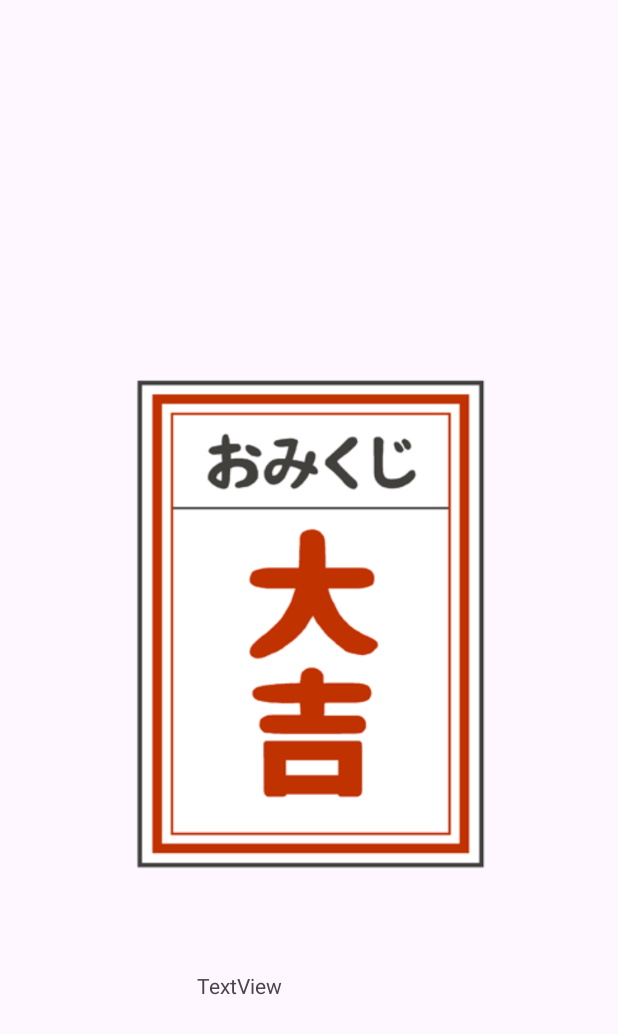
After one commit to sakina-i9/Ntextbook, an Android app: the layout fortune.xml on its own in the app's theme, with its tools: preview values and no code run, on a phone screen of 412 x 824 dp. The commit adds this screen. Shown: the top 1034 px of the screen. Run offline under Robolectric (Android 15) with nearby library versions, the phone set to English and light mode, and no system bars.

Commit message:
おみくじの基本機能完成

```diff
--- /dev/null
+++ b/app/src/main/java/com/websarva/wings/android/ntextbook/OmikujiParts.kt
@@ -0,0 +1,3 @@
+package com.websarva.wings.android.ntextbook
+
+data class OmikujiParts(var drawID: Int, var fortuneID: Int)
--- /dev/null
+++ b/app/src/main/res/layout/fortune.xml
@@ -0,0 +1,26 @@
+<?xml version="1.0" encoding="utf-8"?>
+<RelativeLayout xmlns:android="http://schemas.android.com/apk/res/android"
+    xmlns:app="http://schemas.android.com/apk/res-auto"
+    android:layout_width="match_parent"
+    android:layout_height="match_parent">
+
+    <ImageView
+        android:id="@+id/imageView2"
+        android:layout_width="match_parent"
+        android:layout_height="match_parent"
+        app:srcCompat="@drawable/daikiti" />
+
+    <TextView
+        android:id="@+id/textView"
+        android:layout_width="160dp"
+        android:layout_height="45dp"
+        android:layout_alignParentStart="true"
+        android:layout_alignParentTop="true"
+        android:layout_alignParentEnd="true"
+        android:layout_alignParentBottom="true"
+        android:layout_marginStart="131dp"
+        android:layout_marginTop="647dp"
+        android:layout_marginEnd="120dp"
+        android:layout_marginBottom="39dp"
+        android:text="TextView" />
+</RelativeLayout>
```
Also changed, not shown: app/src/main/java/com/websarva/wings/android/ntextbook/OmikujiActivity.kt (+51 -4 lines), app/src/main/java/com/websarva/wings/android/ntextbook/OmikujiBox.kt (+37 -1 lines), app/src/main/res/values/strings.xml (+9 -0 lines), app/src/main/res/drawable/daikiti.png (added), app/src/main/res/drawable/daikiti.webp (deleted).
